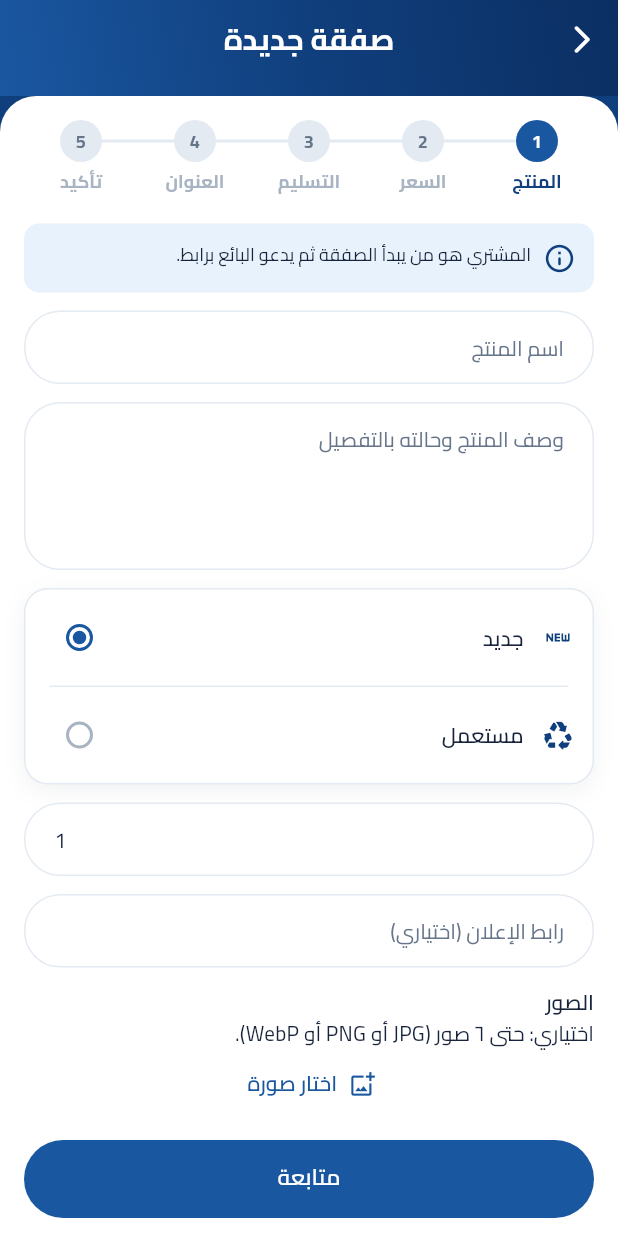
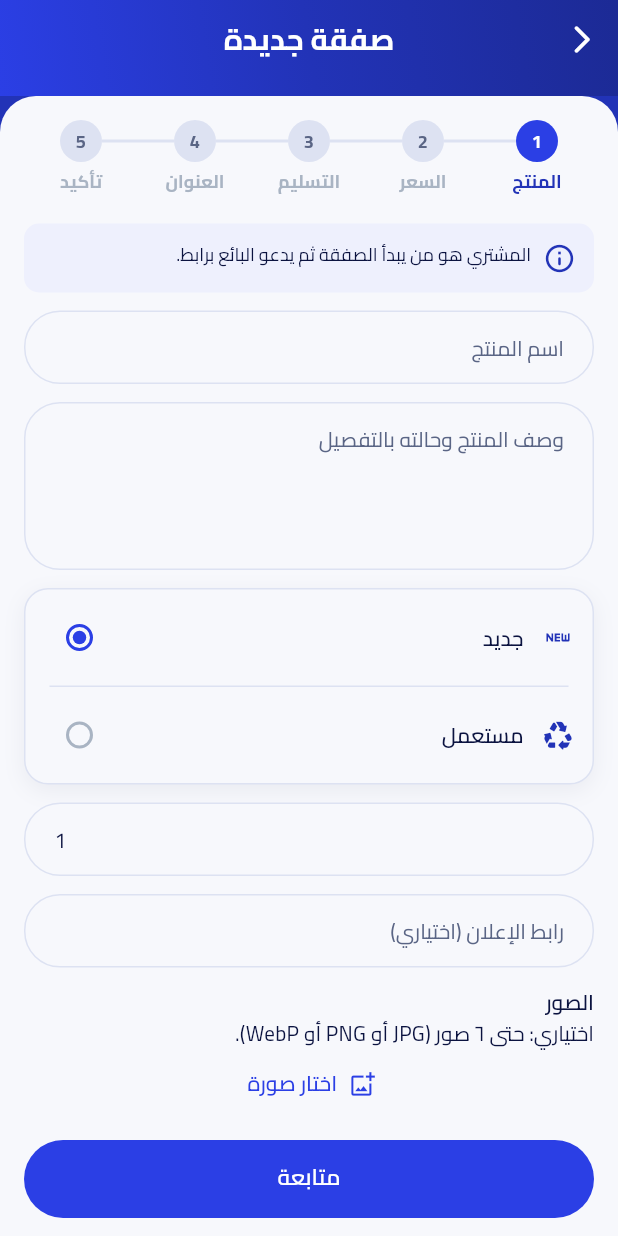
Before and after one commit to hodaharraz1/edmn-eg, a Flutter app: the DealsHubScreen screen opened by its route, after a tap on "صفقة جديدة", on a phone screen of 412 x 824 dp. Run offline on Flutter 3.47's test engine with Material 3 defaults, Android fonts, the phone set to English and light mode, and no system bars; our stand-ins replace dio, file_picker, flutter_riverpod, flutter_secure_storage, go_router; accounts and stored records are empty; network calls fail.

Commit message:
Integrate PKG-THEME-01 v1 (sha256 9f9bd1c9bb0df7d06d813a446848a2bcf49d8056c0e1d5265b33e1f9bec50196): Cobalt / Snow / Acid Lime palette
As delivered on issue #7 (verified full SHA-256), base fc0406a. Colours only, from EdmnColors tokens and the
web @theme; layout unchanged.

Co-Authored-By: Claude Opus 5.5 <noreply@anthropic.com>
Claude-Session: https://claude.ai/code/session_019PcoEBsWTVKvn2gmbz8vUK

```diff
--- a/apps/customer_mobile/lib/src/features/auth/splash_onboarding.dart
+++ b/apps/customer_mobile/lib/src/features/auth/splash_onboarding.dart
@@ -32,7 +32,7 @@ class _Arc extends StatelessWidget {
   Widget build(BuildContext context) => Container(
         width: size,
         height: size,
-        decoration: BoxDecoration(shape: BoxShape.circle, border: Border.all(color: EdmnColors.accentCyan.withValues(alpha: 0.08), width: 36)),
+        decoration: BoxDecoration(shape: BoxShape.circle, border: Border.all(color: EdmnColors.accent.withValues(alpha: 0.08), width: 36)),
       );
 }
 
@@ -139,7 +139,7 @@ class _OnboardingScreenState extends ConsumerState<OnboardingScreen> {
                 Text(t.haveAccount, style: EdmnType.body.copyWith(color: EdmnColors.onPrimary)),
                 TextButton(
                   onPressed: () => _finish('/sign-in'),
-                  child: Text(t.signIn, style: EdmnType.bodyStrong.copyWith(color: EdmnColors.accentCyan, decoration: TextDecoration.underline, decorationColor: EdmnColors.accentCyan)),
+                  child: Text(t.signIn, style: EdmnType.bodyStrong.copyWith(color: EdmnColors.accent, decoration: TextDecoration.underline, decorationColor: EdmnColors.accent)),
                 ),
               ]),
               const SizedBox(height: EdmnSpacing.md),
--- a/apps/customer_mobile/lib/src/features/cart/cart_screen.dart
+++ b/apps/customer_mobile/lib/src/features/cart/cart_screen.dart
@@ -135,7 +135,7 @@ class _SellerGroup extends StatelessWidget {
           const Icon(Icons.storefront_outlined, color: EdmnColors.primary, size: EdmnSizes.iconSm),
           const SizedBox(width: EdmnSpacing.xxs),
           Expanded(child: Text(g.store.name, style: EdmnType.bodyStrong.copyWith(color: EdmnColors.primaryDark, fontWeight: FontWeight.w700))),
-          if (g.store.verified) const Icon(Icons.verified_rounded, color: EdmnColors.accentCyan, size: EdmnSizes.iconSm),
+          if (g.store.verified) const Icon(Icons.verified_rounded, color: EdmnColors.primary, size: EdmnSizes.iconSm),
         ]),
         const Divider(height: EdmnSpacing.md),
         for (final l in g.lines) _CartLine(line: l, busy: busy.contains(l.variantId), onQty: onQty),
--- a/apps/customer_mobile/lib/src/features/catalog/browse_screens.dart
+++ b/apps/customer_mobile/lib/src/features/catalog/browse_screens.dart
@@ -274,7 +274,8 @@ class _ProductScreenState extends ConsumerState<ProductScreen> {
           onPressed: () => context.go('/cart'),
           icon: Badge(
             isLabelVisible: ref.watch(cartCountProvider) > 0,
-            backgroundColor: EdmnColors.brandRed,
+            backgroundColor: EdmnColors.accent,
+            textColor: EdmnColors.onAccent,
             label: Text('${ref.watch(cartCountProvider)}'),
             child: Icon(Icons.shopping_cart_outlined, semanticLabel: t.cartTitle),
           ),
@@ -310,6 +311,7 @@ class _ProductScreenState extends ConsumerState<ProductScreen> {
                     child: EdmnPrimaryButton(
                       key: const Key('buy-now'),
                       label: t.buyNow,
+                      color: EdmnColors.accent,
                       icon: Icons.flash_on_rounded,
                       loading: _buying,
                       onPressed: _adding || _buying
--- a/apps/customer_mobile/lib/src/features/catalog/catalog_home_screen.dart
+++ b/apps/customer_mobile/lib/src/features/catalog/catalog_home_screen.dart
@@ -479,7 +479,7 @@ class _HeroCard extends ConsumerWidget {
               gradient: LinearGradient(
                 begin: AlignmentDirectional.topCenter,
                 end: AlignmentDirectional.bottomCenter,
-                colors: [Color(0x00000000), Color(0xCC101826)],
+                colors: [EdmnColors.imageScrimTop, EdmnColors.imageScrimBottom],
                 stops: [0.45, 1.0],
               ),
             ),
@@ -577,8 +577,8 @@ class _DealBanner extends StatelessWidget {
               child: Column(crossAxisAlignment: CrossAxisAlignment.start, mainAxisAlignment: MainAxisAlignment.center, children: [
                 Container(
                   padding: const EdgeInsetsDirectional.symmetric(horizontal: EdmnSpacing.sm, vertical: EdmnSpacing.xxs),
-                  decoration: BoxDecoration(color: EdmnColors.accentCyan, borderRadius: BorderRadius.circular(EdmnRadii.small)),
-                  child: Text(t.protectedDealBannerTitle, style: EdmnType.section.copyWith(color: EdmnColors.primaryDeep, fontWeight: FontWeight.w800)),
+                  decoration: BoxDecoration(color: EdmnColors.accent, borderRadius: BorderRadius.circular(EdmnRadii.small)),
+                  child: Text(t.protectedDealBannerTitle, style: EdmnType.section.copyWith(color: EdmnColors.onAccent, fontWeight: FontWeight.w800)),
                 ),
                 const SizedBox(height: EdmnSpacing.xs),
                 Text(t.protectedDealBannerBody, style: EdmnType.bodyStrong.copyWith(color: EdmnColors.onPrimary)),
--- a/apps/customer_mobile/lib/src/features/deals/deals_screens.dart
+++ b/apps/customer_mobile/lib/src/features/deals/deals_screens.dart
@@ -79,8 +79,8 @@ class _DealsHubScreenState extends ConsumerState<DealsHubScreen> {
                 child: Column(crossAxisAlignment: CrossAxisAlignment.start, children: [
                   Container(
                     padding: const EdgeInsetsDirectional.symmetric(horizontal: EdmnSpacing.sm, vertical: EdmnSpacing.xxs),
-                    decoration: BoxDecoration(color: EdmnColors.accentCyan, borderRadius: BorderRadius.circular(EdmnRadii.small)),
-                    child: Text(t.protectedDeal, style: EdmnType.section.copyWith(color: EdmnColors.primaryDeep, fontWeight: FontWeight.w800)),
+                    decoration: BoxDecoration(color: EdmnColors.accent, borderRadius: BorderRadius.circular(EdmnRadii.small)),
+                    child: Text(t.protectedDeal, style: EdmnType.section.copyWith(color: EdmnColors.onAccent, fontWeight: FontWeight.w800)),
                   ),
                   const SizedBox(height: EdmnSpacing.xs),
                   Text(t.dealHubBody, style: EdmnType.bodyStrong.copyWith(color: EdmnColors.onPrimary)),
--- a/apps/customer_mobile/lib/src/features/messages/messages_screens.dart
+++ b/apps/customer_mobile/lib/src/features/messages/messages_screens.dart
@@ -109,8 +109,8 @@ class _InboxTile extends StatelessWidget {
                   Container(
                     key: Key('unread-${c.id}'),
                     padding: const EdgeInsetsDirectional.symmetric(horizontal: EdmnSpacing.xs, vertical: 2),
-                    decoration: BoxDecoration(color: EdmnColors.brandRed, borderRadius: BorderRadius.circular(EdmnRadii.chip)),
-                    child: Text('${c.unread}', style: EdmnType.caption.copyWith(color: EdmnColors.onPrimary, fontWeight: FontWeight.w800)),
+                    decoration: BoxDecoration(color: EdmnColors.accent, borderRadius: BorderRadius.circular(EdmnRadii.chip)),
+                    child: Text('${c.unread}', style: EdmnType.caption.copyWith(color: EdmnColors.onAccent, fontWeight: FontWeight.w800)),
                   ),
               ]),
             ]),
@@ -334,7 +334,7 @@ class _Composer extends StatelessWidget {
                 key: const Key('send'),
                 tooltip: t.send,
                 style: IconButton.styleFrom(backgroundColor: EdmnColors.primary),
-                icon: sending ? Semantics(label: t.send, child: const SizedBox(width: 18, height: 18, child: CircularProgressIndicator(strokeWidth: 2, color: Colors.white))) : Icon(Icons.send_rounded, semanticLabel: t.send),
+                icon: sending ? Semantics(label: t.send, child: const SizedBox(width: 18, height: 18, child: CircularProgressIndicator(strokeWidth: 2, color: EdmnColors.onPrimary))) : Icon(Icons.send_rounded, semanticLabel: t.send),
                 onPressed: sending ? null : onSend,
               ),
             ]),
--- a/packages/edmn_design/lib/src/components/brand.dart
+++ b/packages/edmn_design/lib/src/components/brand.dart
@@ -65,7 +65,7 @@ class EdmnMarketLockup extends StatelessWidget {
       ),
       Text(
         marketLabel,
-        style: EdmnType.headerTitle.copyWith(color: EdmnColors.accentCyan),
+        style: EdmnType.headerTitle.copyWith(color: onDark ? EdmnColors.accent : EdmnColors.primary),
       ),
     ],
   );
--- a/packages/edmn_design/lib/src/components/controls.dart
+++ b/packages/edmn_design/lib/src/components/controls.dart
@@ -18,12 +18,13 @@ class EdmnPrimaryButton extends StatelessWidget {
   final IconData? icon;
   final bool loading;
 
-  /// Only the board's white "ابدأ الآن" on the blue splash overrides the color.
+  /// Only the white "ابدأ الآن" on the blue splash and the Acid Lime "اشتري دلوقتي" override the color.
   final Color? color;
 
   @override
   Widget build(BuildContext context) {
     final onWhite = color == EdmnColors.surface;
+    final onLime = color == EdmnColors.accent;
     return FilledButton(
       onPressed: loading ? null : onPressed,
       style: color == null
@@ -32,7 +33,7 @@ class EdmnPrimaryButton extends StatelessWidget {
               backgroundColor: color,
               foregroundColor: onWhite
                   ? EdmnColors.primary
-                  : EdmnColors.onPrimary,
+                  : (onLime ? EdmnColors.onAccent : EdmnColors.onPrimary),
             ),
       child: loading
           ? const SizedBox.square(
@@ -284,7 +285,7 @@ class EdmnSearchBar extends StatelessWidget {
         focusedBorder: OutlineInputBorder(
           borderRadius: BorderRadius.circular(EdmnRadii.field),
           borderSide: BorderSide(
-            color: onDark ? EdmnColors.accentCyan : EdmnColors.primary,
+            color: onDark ? EdmnColors.accent : EdmnColors.primary,
             width: 1.5,
           ),
         ),
--- a/packages/edmn_design/lib/src/components/floating_nav.dart
+++ b/packages/edmn_design/lib/src/components/floating_nav.dart
@@ -101,11 +101,11 @@ class _FloatingNavButton extends StatelessWidget {
 
   @override
   Widget build(BuildContext context) {
-    const accentBg = EdmnColors.primary;
+    const accentBg = EdmnColors.accent;
     final icon = Icon(
       selected ? item.activeIcon : item.icon,
       size: EdmnSizes.icon,
-      color: selected ? EdmnColors.onPrimary : EdmnColors.sunburstText,
+      color: selected ? EdmnColors.onAccent : EdmnColors.sunburstText,
     );
     final circle = AnimatedContainer(
       duration: reduceMotion ? Duration.zero : EdmnMotion.normal,
--- a/packages/edmn_design/lib/src/components/layout.dart
+++ b/packages/edmn_design/lib/src/components/layout.dart
@@ -306,7 +306,8 @@ class _NavButton extends StatelessWidget {
               children: [
                 Badge(
                   isLabelVisible: (item.badge ?? 0) > 0,
-                  backgroundColor: EdmnColors.brandRed,
+                  backgroundColor: EdmnColors.accent,
+                  textColor: EdmnColors.onAccent,
                   label: Text('${item.badge}'),
                   child: Icon(
                     selected ? item.activeIcon : item.icon,
--- a/packages/edmn_design/lib/src/components/media.dart
+++ b/packages/edmn_design/lib/src/components/media.dart
@@ -142,7 +142,7 @@ class EdmnPageDots extends StatelessWidget {
             shape: BoxShape.circle,
             color: i == index
                 ? (onDark ? EdmnColors.onPrimary : EdmnColors.primary)
-                : (onDark ? EdmnColors.accentCyan : EdmnColors.disabled),
+                : (onDark ? EdmnColors.accent : EdmnColors.disabled),
           ),
         ),
     ],
--- a/packages/edmn_design/lib/src/components/states.dart
+++ b/packages/edmn_design/lib/src/components/states.dart
@@ -338,7 +338,7 @@ void showEdmnMessage(
         content: Text(message),
         backgroundColor: error ? EdmnColors.error : EdmnColors.textPrimary,
         action: actionLabel != null && onAction != null
-            ? SnackBarAction(key: const Key('snack-action'), label: actionLabel, textColor: EdmnColors.accentCyan, onPressed: onAction)
+            ? SnackBarAction(key: const Key('snack-action'), label: actionLabel, textColor: EdmnColors.accent, onPressed: onAction)
             : null,
       ),
     );
--- a/packages/edmn_design/lib/src/components/sunburst.dart
+++ b/packages/edmn_design/lib/src/components/sunburst.dart
@@ -27,7 +27,7 @@ class EdmnSunburstBackground extends StatelessWidget {
 class _RaysPainter extends CustomPainter {
   @override
   void paint(Canvas canvas, Size size) {
-    final paint = Paint()..color = const Color(0x14FFFFFF);
+    final paint = Paint()..color = EdmnColors.rayOverlay;
     final origin = Offset(size.width / 2, -size.height * 0.6);
     const rays = 18;
     for (var i = 0; i < rays; i += 2) {
--- a/packages/edmn_design/lib/src/theme.dart
+++ b/packages/edmn_design/lib/src/theme.dart
@@ -19,8 +19,8 @@ ThemeData edmnTheme({Brightness brightness = Brightness.light}) {
         onPrimary: EdmnColors.onPrimary,
         primaryContainer: EdmnColors.primaryLight,
         onPrimaryContainer: EdmnColors.primaryDark,
-        secondary: EdmnColors.accentCyan,
-        onSecondary: EdmnColors.onPrimary,
+        secondary: EdmnColors.accent,
+        onSecondary: EdmnColors.onAccent,
         tertiary: EdmnColors.brandRed,
         error: EdmnColors.error,
         onError: EdmnColors.onPrimary,
--- a/packages/edmn_design/lib/src/tokens.dart
+++ b/packages/edmn_design/lib/src/tokens.dart
@@ -6,23 +6,30 @@ import 'package:flutter/material.dart';
 /// Brand colors are sampled from the logo; the UI tones follow the approved board. Screens never declare their own
 /// colors or magic numbers — they use these tokens (enforced by `test/token_audit_test.dart` in the Customer App).
 abstract final class EdmnColors {
-  // Brand (from the original logo).
-  static const primary = Color(0xFF1A57A1);
-  static const primaryDark = Color(0xFF103F7D);
+  // PKG-THEME-01: 60 / 30 / 10 colour system. Cobalt Blue 60% (primary), Snow White 30% (surfaces),
+  // Acid Lime 10% (accent: touches only, never a page background or a large area).
+  static const primary = Color(0xFF2B3FE5); // Cobalt Blue
+  static const primaryDark = Color(0xFF2233B7); // Cobalt, ~20% darker
   static const primaryDeep = Color(
-    0xFF0B2F63,
-  ); // top of the header gradient on the board
-  static const primaryLight = Color(0xFFE8F2FC);
+    0xFF1C2A95,
+  ); // Cobalt, ~35% darker: top of the header gradient
+  static const primaryLight = Color(0xFFEEF0FD); // very light Cobalt tint (light fills, pressed state)
+
+  /// Acid Lime, the 10% accent. Text ON it is always [onAccent] (navy), never white (white on lime is 1.15:1).
+  static const accent = Color(0xFFD6FF3D);
+  static const onAccent = Color(0xFF0B1340);
+
+  // Logo colours (the logo and app icon are unchanged). [accentCyan] is no longer used as a UI colour.
   static const accentCyan = Color(0xFF1FA7E1);
   static const brandRed = Color(0xFFED181E);
 
   // Surfaces and text.
-  static const background = Color(0xFFFFFFFF);
-  static const surface = Color(0xFFFFFFFF);
-  static const subtle = Color(0xFFF6F8FC);
-  static const border = Color(0xFFE3EAF2);
-  static const textPrimary = Color(0xFF17243B);
-  static const textSecondary = Color(0xFF66758A);
+  static const background = Color(0xFFF7F8FC); // Snow White
+  static const surface = Color(0xFFF7F8FC); // Snow White (cards, sheets, fields)
+  static const subtle = Color(0xFFEDEFF8); // placeholders / neutral chips: one step deeper than Snow
+  static const border = Color(0xFFDDE2F2);
+  static const textPrimary = Color(0xFF0B1340); // navy
+  static const textSecondary = Color(0xFF5A6585); // 5.44:1 on Snow White (the old value was 4.42:1)
   static const disabled = Color(0xFFA9B4C3);
 
   // Semantic (states only — never a screen's main color).
@@ -32,10 +39,15 @@ abstract final class EdmnColors {
   static const warningLight = Color(0xFFFDF3E1);
   static const error = Color(0xFFD92D20);
   static const errorLight = Color(0xFFFDECEA);
-  static const infoLight = Color(0xFFE4F3FB);
+  static const infoLight = Color(0xFFE8EBFC);
 
   static const onPrimary = Color(0xFFFFFFFF);
-  static const scrim = Color(0x6617243B);
+  static const scrim = Color(0x660B1340);
+
+  /// Photo overlay at the bottom of image cards (was hard-coded in the home screen) and the faint rays of the header.
+  static const imageScrimTop = Color(0x00000000);
+  static const imageScrimBottom = Color(0xCC0B1340);
+  static const rayOverlay = Color(0x14FFFFFF);
 
   /// Header and hero gradient exactly as on the board (deep brand blue → brand blue). Used ONLY by [EdmnHeader],
   /// the splash/onboarding background and the wallet balance card — the places the board shows it.
@@ -48,9 +60,9 @@ abstract final class EdmnColors {
   /* ── PKG-UI-01 sunburst header, in EDMN blue (owner decision 2026-11-27: the yellow of the reference video is
      replaced by the brand blue). These tokens are the ONLY place the header palette is defined; text on it is white. */
   static const sunburst = primary; // ray blue
-  static const sunburstCore = Color(0xFF2F7BD0); // lighter center
+  static const sunburstCore = Color(0xFF4A5CEC); // lighter center (white text 5.21:1)
   static const sunburstDeep = primaryDark; // outer rays
-  static const sunburstText = Color(0xFF1B2436); // navy text on light surfaces (pills, cards, page body)
+  static const sunburstText = Color(0xFF0B1340); // navy text on light surfaces (pills, cards, page body)
 
   /// The green accent circle of the floating nav (reference center slot).
   static const accentGreen = Color(0xFF3AE24A);
@@ -61,7 +73,7 @@ abstract final class EdmnColors {
   static const promoYellow = Color(0xFFFFE135);
 
   /// Warm off-white screen background under the sunburst header.
-  static const warmBackground = subtle;
+  static const warmBackground = background;
 }
 
 /// 4px spacing scale. Allowed values: 4 / 8 / 12 / 16 / 20 / 24 / 32.
@@ -105,10 +117,10 @@ abstract final class EdmnSizes {
 abstract final class EdmnShadows {
   /// Very soft card shadow (the board uses light borders plus a faint lift).
   static const card = [
-    BoxShadow(color: Color(0x0F17243B), blurRadius: 12, offset: Offset(0, 4)),
+    BoxShadow(color: Color(0x0F0B1340), blurRadius: 12, offset: Offset(0, 4)),
   ];
   static const floating = [
-    BoxShadow(color: Color(0x1F17243B), blurRadius: 20, offset: Offset(0, 6)),
+    BoxShadow(color: Color(0x1F0B1340), blurRadius: 20, offset: Offset(0, 6)),
   ];
 }
 
```
Also changed, not shown: 5 other files.
